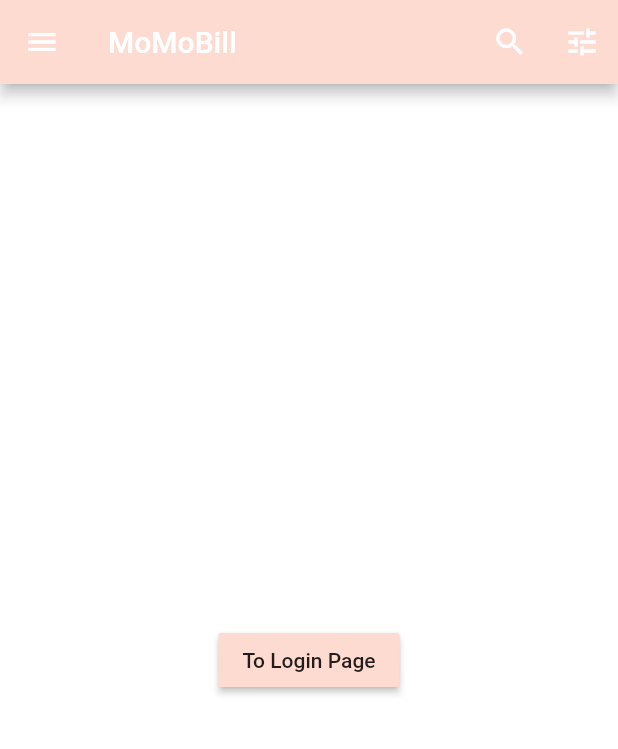
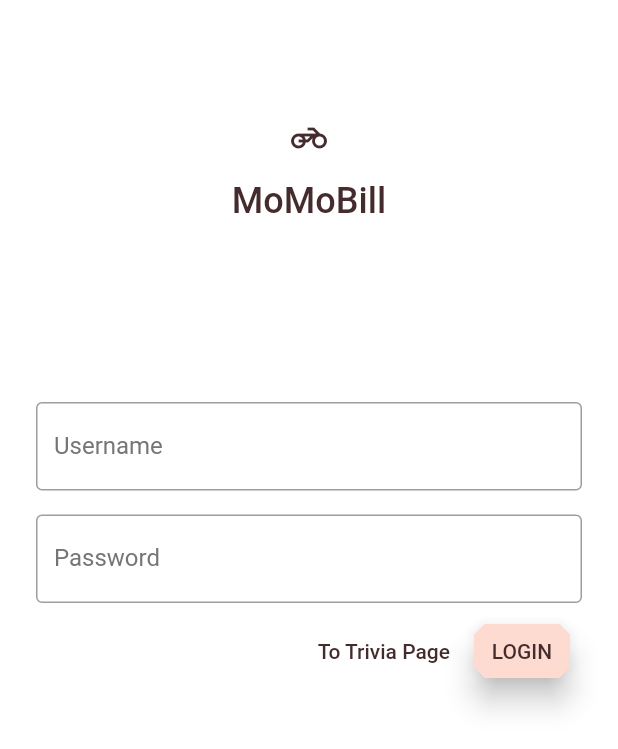
Before and after one commit to sampurnoaji/mobile-momobill, a Flutter app: the screen it shows after launch, on a phone screen of 412 x 824 dp. Shown: the top 749 px of the screen. Run offline on Flutter 3.47's test engine with Material 2 defaults, Android fonts, the phone set to English and light mode, and no system bars; our stand-ins replace bloc, dartz, data_connection_checker, equatable, flutter_bloc, get_it and 1 more; Roboto replaces fonts that are missing (Rubik).

Commit message:
init dummy login

```diff
--- a/lib/core/presentation/util/navigator.dart
+++ b/lib/core/presentation/util/navigator.dart
@@ -1,2 +1,3 @@
 const ROUTE_LOGIN = '/login';
+const ROUTE_HOME = '/home';
 const ROUTE_TRIVIA = '/number_trivia';
--- /dev/null
+++ b/lib/features/authentication/bloc/authentication_event.dart
@@ -0,0 +1,25 @@
+part of 'authentication_bloc.dart';
+
+abstract class AuthenticationEvent extends Equatable {
+  @override
+  List<Object> get props => [];
+}
+
+class AppStarted extends AuthenticationEvent {
+  @override
+  String toString() => 'AppStarted';
+}
+
+class LoggedIn extends AuthenticationEvent {
+  final String token;
+
+  LoggedIn(this.token);
+
+  @override
+  String toString() => 'LoggedIn: { token : $token }';
+}
+
+class LoggedOut extends AuthenticationEvent {
+  @override
+  String toString() => 'LoggedOut';
+}
--- /dev/null
+++ b/lib/features/authentication/bloc/authentication_state.dart
@@ -0,0 +1,14 @@
+part of 'authentication_bloc.dart';
+
+abstract class AuthenticationState extends Equatable {
+  @override
+  List<Object> get props => [];
+}
+
+class AuthenticationUninitialized extends AuthenticationState {}
+
+class AuthenticationAuthenticated extends AuthenticationState {}
+
+class AuthenticationUnauthenticated extends AuthenticationState {}
+
+class AuthenticationLoading extends AuthenticationState {}
--- /dev/null
+++ b/lib/features/login/domain/repositories/user_repository.dart
@@ -0,0 +1,6 @@
+abstract class UserRepository {
+  Future<String> authenticate(String username, String password);
+  Future<void> deleteToken();
+  Future<void> persistToken(String token);
+  Future<bool> hasToken();
+}
--- /dev/null
+++ b/lib/features/login/presentation/bloc/login_event.dart
@@ -0,0 +1,13 @@
+part of 'login_bloc.dart';
+
+abstract class LoginEvent extends Equatable {
+  @override
+  List<Object> get props => [];
+}
+
+class Login extends LoginEvent {
+  final String username;
+  final String password;
+
+  Login(this.username, this.password);
+}
--- /dev/null
+++ b/lib/features/login/presentation/bloc/login_state.dart
@@ -0,0 +1,20 @@
+part of 'login_bloc.dart';
+
+abstract class LoginState extends Equatable {
+  @override
+  List<Object> get props => [];
+}
+
+class LoginLoading extends LoginState {}
+
+class LoginSuccess extends LoginState {
+  final String token;
+
+  LoginSuccess(this.token);
+}
+
+class LoginFailure extends LoginState {
+  final String message;
+
+  LoginFailure(this.message);
+}
--- /dev/null
+++ b/lib/features/login/presentation/pages/login_page.dart
@@ -0,0 +1,146 @@
+import 'package:flutter/material.dart';
+import 'package:flutter_bloc/flutter_bloc.dart';
+import 'package:momobill/colors.dart';
+import 'package:momobill/core/presentation/util/navigator.dart';
+import 'package:momobill/features/home/home_page.dart';
+import 'package:momobill/features/login/presentation/bloc/login_bloc.dart';
+
+import '../../../../injection_container.dart';
+
+class LoginPage extends StatefulWidget {
+  @override
+  _LoginPageState createState() => _LoginPageState();
+}
+
+class _LoginPageState extends State<LoginPage> {
+  final _usernameController = TextEditingController();
+  final _passwordController = TextEditingController();
+  final _unfocusedColor = Colors.grey[600];
+  final _usernameFocusNode = FocusNode();
+  final _passwordFocusNode = FocusNode();
+  final GlobalKey<FormState> _formKey = GlobalKey<FormState>();
+
+  @override
+  void initState() {
+    super.initState();
+    _usernameFocusNode.addListener(() {
+      setState(() {
+        //Redraw so that the username label reflects the focus state
+      });
+    });
+    _passwordFocusNode.addListener(() {
+      setState(() {
+        //Redraw so that the password label reflects the focus state
+      });
+    });
+  }
+
+  @override
+  Widget build(BuildContext context) {
+    return Scaffold(
+      body: BlocProvider(
+        create: (_) => sl<LoginBloc>(),
+        child: BlocBuilder<LoginBloc, LoginState>(
+          builder: (context, state) {
+            if (state is LoginSuccess) {
+              return HomePage();
+            }
+
+            return Form(
+              key: _formKey,
+              child: SafeArea(
+                child: ListView(
+                  padding: EdgeInsets.symmetric(horizontal: 24.0),
+                  children: <Widget>[
+                    SizedBox(height: 80.0),
+                    Column(
+                      children: <Widget>[
+                        Icon(
+                          Icons.motorcycle_outlined,
+                          color: kBrown900,
+                        ),
+                        SizedBox(height: 16.0),
+                        Text(
+                          'MoMoBill',
+                          style: Theme.of(context).textTheme.headline5,
+                        ),
+                      ],
+                    ),
+                    SizedBox(height: 120.0),
+                    TextFormField(
+                      decoration: InputDecoration(
+                          labelText: 'Username',
+                          labelStyle: TextStyle(
+                              color: _usernameFocusNode.hasFocus
+                                  ? Theme.of(context).accentColor
+                                  : _unfocusedColor)),
+                      focusNode: _usernameFocusNode,
+                      controller: _usernameController,
+                      validator: (String value) {
+                        return value.isEmpty
+                            ? 'Username tidak boleh kosong'
+                            : null;
+                      },
+                    ),
+                    SizedBox(height: 16),
+                    TextFormField(
+                      decoration: InputDecoration(
+                        labelText: 'Password',
+                        labelStyle: TextStyle(
+                            color: _passwordFocusNode.hasFocus
+                                ? Theme.of(context).accentColor
+                                : _unfocusedColor),
+                      ),
+                      focusNode: _passwordFocusNode,
+                      obscureText: true,
+                      controller: _passwordController,
+                      validator: (String value) {
+                        return value.isEmpty
+                            ? 'Password tidak boleh kosong'
+                            : null;
+                      },
+                    ),
+                    ButtonBar(
+                      children: <Widget>[
+                        FlatButton(
+                          onPressed: () {
+                            _usernameController.clear();
+                            _passwordController.clear();
+                            Navigator.pushNamed(context, ROUTE_TRIVIA);
+                          },
+                          child: Text('To Trivia Page'),
+                          shape: BeveledRectangleBorder(
+                            borderRadius:
+                                BorderRadius.all(Radius.circular(7.0)),
+                          ),
+                        ),
+                        RaisedButton(
+                          onPressed: () {
+                            if (_formKey.currentState.validate()) {
+                              login(context);
+                            }
+                          },
+                          child: Text('LOGIN'),
+                          elevation: 8,
+                          shape: BeveledRectangleBorder(
+                            borderRadius:
+                                BorderRadius.all(Radius.circular(7.0)),
+                          ),
+                        )
+                      ],
+                    )
+                  ],
+                ),
+              ),
+            );
+          },
+        ),
+      ),
+    );
+  }
+
+  void login(BuildContext context) {
+    BlocProvider.of<LoginBloc>(context)
+        .add(Login(_usernameController.text, _passwordController.text));
+  }
+}
--- a/lib/main.dart
+++ b/lib/main.dart
@@ -1,11 +1,14 @@
 import 'package:flutter/material.dart';
+import 'package:flutter_bloc/flutter_bloc.dart';
 import 'package:momobill/core/presentation/util/navigator.dart';
-import 'package:momobill/features/login/presentation/login_page.dart';
+import 'package:momobill/features/authentication/bloc/authentication_bloc.dart';
+import 'package:momobill/features/login/presentation/pages/login_page.dart';
 import 'package:momobill/features/trivia/presentation/pages/number_trivia_page.dart';
 
 import 'colors.dart';
 import 'features/home/home_page.dart';
 import 'injection_container.dart' as di;
+import 'injection_container.dart';
 
 void main() async {
   WidgetsFlutterBinding.ensureInitialized();
@@ -19,12 +22,24 @@ class MyApp extends StatelessWidget {
   Widget build(BuildContext context) {
     return MaterialApp(
       title: '',
-      home: HomePage(),
       routes: {
         ROUTE_LOGIN: (context) => LoginPage(),
+        ROUTE_HOME: (_) => HomePage(),
         ROUTE_TRIVIA: (context) => NumberTriviaPage()
       },
       theme: _kTheme,
+      home: BlocProvider(
+        create: (_) => sl<AuthenticationBloc>(),
+        child: BlocBuilder<AuthenticationBloc, AuthenticationState>(
+          builder: (context, state) {
+            if (state is AuthenticationAuthenticated) {
+              return HomePage();
+            } else {
+              return LoginPage();
+            }
+          },
+        ),
+      ),
     );
   }
 }
```
Also changed, not shown: lib/features/authentication/authentication_injection.dart (added, +12 -0 lines), lib/features/authentication/bloc/authentication_bloc.dart (added, +42 -0 lines), lib/features/authentication/pages/splash_page.dart (added, +17 -0 lines), lib/features/home/home_page.dart (+32 -6 lines), lib/features/login/data/repositories/user_repositories_impl.dart (added, +28 -0 lines), lib/features/login/login_injection.dart (added, +8 -0 lines), lib/features/login/presentation/bloc/login_bloc.dart (added, +18 -0 lines), lib/features/login/presentation/login_page.dart (deleted, +0 -108 lines), lib/features/trivia/number_trivia_injection.dart (added, +32 -0 lines), lib/injection_container.dart (+8 -27 lines).
